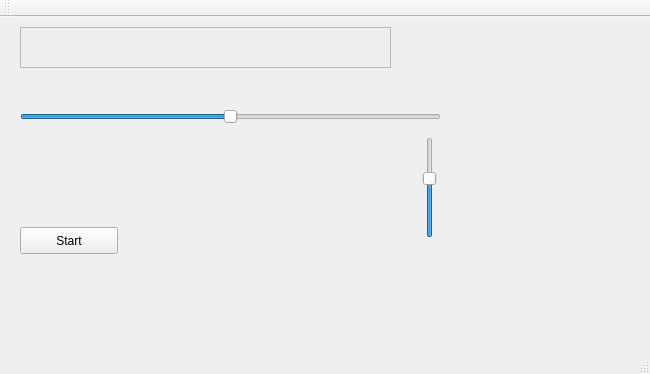
Before: the Qt Designer form mainwindow.ui in gqrx-sdr/gqrx, drawn with Qt 5.
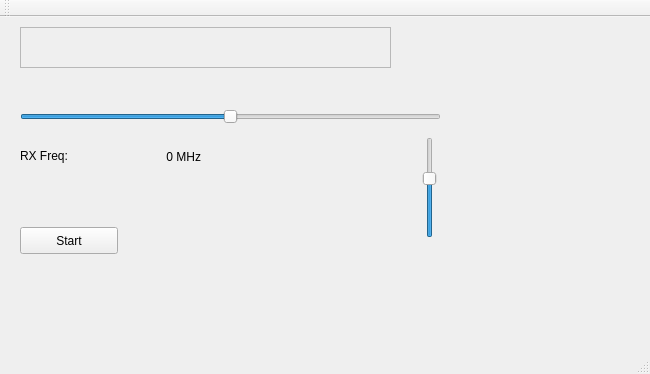
After: the same form once the commit is applied. Custom widgets are drawn as their Qt base class.

Commit message: Added label to display receiving frequency.

What changed in the file:
```diff
--- a/mainwindow.ui
+++ b/mainwindow.ui
@@ -99,6 +99,35 @@
      <enum>Qt::Vertical</enum>
     </property>
    </widget>
+   <widget class="QLabel" name="label">
+    <property name="geometry">
+     <rect>
+      <x>20</x>
+      <y>130</y>
+      <width>67</width>
+      <height>17</height>
+     </rect>
+    </property>
+    <property name="text">
+     <string>RX Freq:</string>
+    </property>
+   </widget>
+   <widget class="QLabel" name="rxFreqLabel">
+    <property name="geometry">
+     <rect>
+      <x>80</x>
+      <y>130</y>
+      <width>121</width>
+      <height>20</height>
+     </rect>
+    </property>
+    <property name="text">
+     <string>0 MHz</string>
+    </property>
+    <property name="alignment">
+     <set>Qt::AlignRight|Qt::AlignTrailing|Qt::AlignVCenter</set>
+    </property>
+   </widget>
   </widget>
   <widget class="QMenuBar" name="menuBar">
    <property name="geometry">
```
The commit also changes 1 other file.
